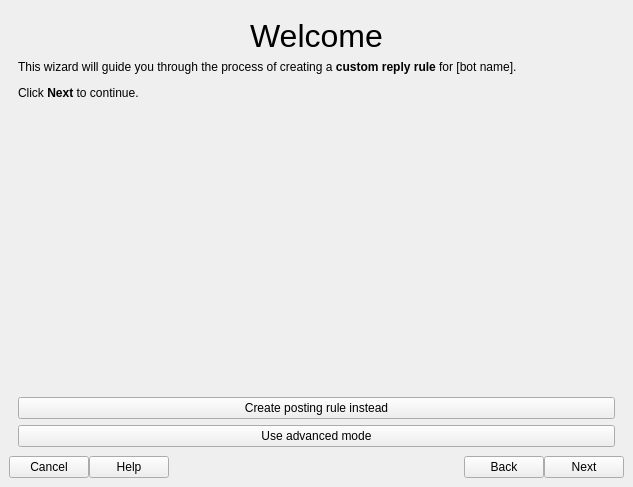
Above: gui/wzd_createrule.ui from Lynnesbian/OldFediBooks before the change. Below: the same form after it.
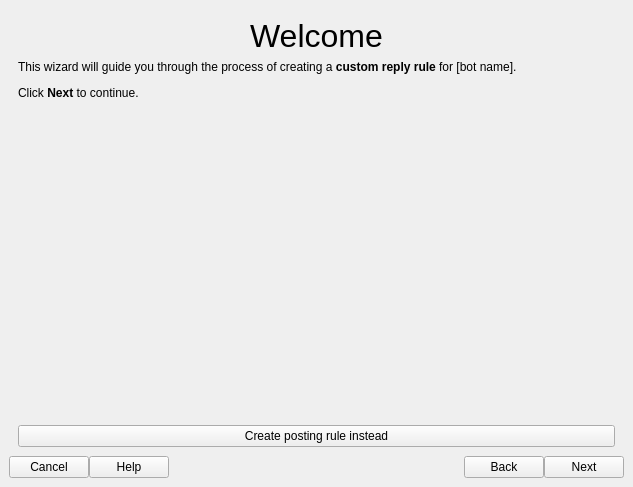
That is the form after the change. Icons and pictures are not drawn.

Commit message: removed "advanced mode" button

```diff
--- a/gui/wzd_createrule.ui
+++ b/gui/wzd_createrule.ui
@@ -91,13 +91,6 @@
           </property>
          </widget>
         </item>
-        <item>
-         <widget class="QPushButton" name="pushButton_5">
-          <property name="text">
-           <string>Use advanced mode</string>
-          </property>
-         </widget>
-        </item>
        </layout>
       </widget>
       <widget class="QWidget" name="page_2">
```
